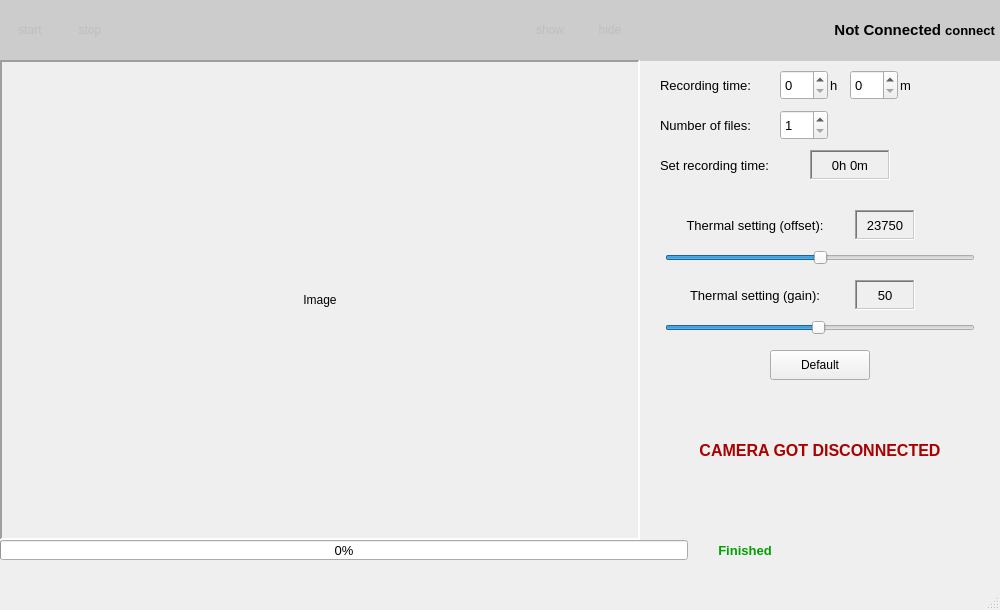
First picture: the form in sleepmonitormain.ui, repository Schmidt9898/qt_sleepmonitor, before the edit.
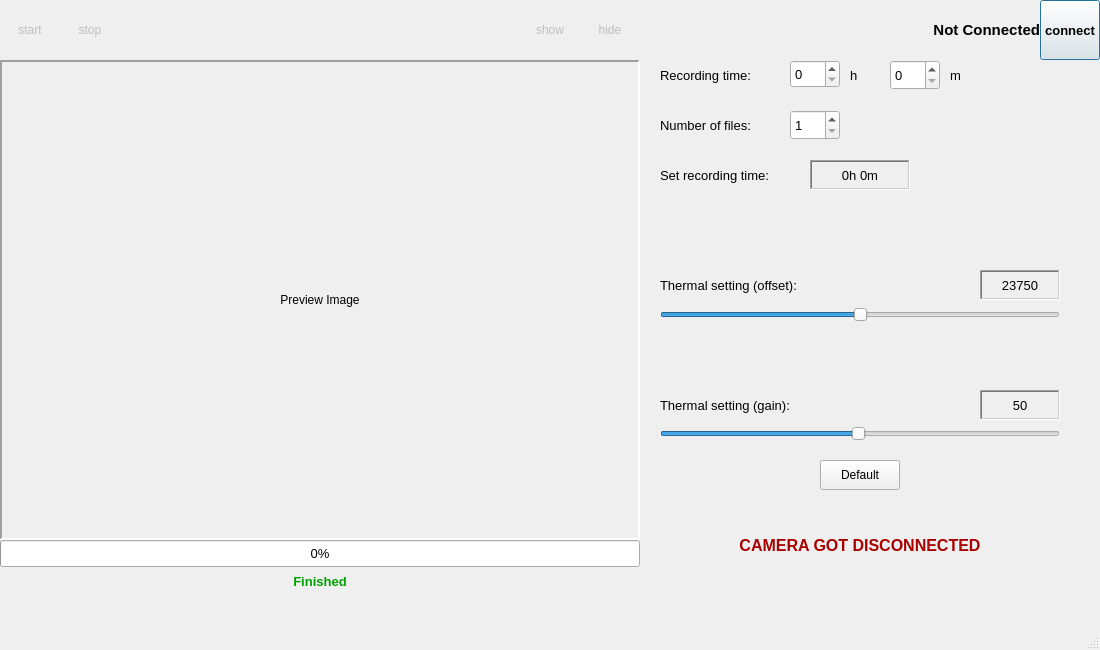
Second picture: the form after the edit.

Diff of the .ui file:
```diff
--- a/sleepmonitormain.ui
+++ b/sleepmonitormain.ui
@@ -12,8 +12,8 @@
    <rect>
     <x>0</x>
     <y>0</y>
-    <width>1000</width>
-    <height>610</height>
+    <width>1100</width>
+    <height>650</height>
    </rect>
   </property>
   <property name="sizePolicy">
@@ -24,14 +24,14 @@
   </property>
   <property name="minimumSize">
    <size>
-    <width>1000</width>
-    <height>0</height>
+    <width>1100</width>
+    <height>650</height>
    </size>
   </property>
   <property name="maximumSize">
    <size>
-    <width>1000</width>
-    <height>16777215</height>
+    <width>1100</width>
+    <height>650</height>
    </size>
   </property>
   <property name="contextMenuPolicy">
@@ -44,6 +44,37 @@
    <enum>QTabWidget::Rounded</enum>
   </property>
   <widget class="QWidget" name="centralwidget">
+   <widget class="QLabel" name="disconnectedLabel">
+    <property name="geometry">
+     <rect>
+      <x>710</x>
+      <y>530</y>
+      <width>300</width>
+      <height>30</height>
+     </rect>
+    </property>
+    <property name="font">
+     <font>
+      <pointsize>12</pointsize>
+      <bold>true</bold>
+     </font>
+    </property>
+    <property name="styleSheet">
+     <string notr="true">color: rgb(170, 0, 0);</string>
+    </property>
+    <property name="frameShape">
+     <enum>QFrame::NoFrame</enum>
+    </property>
+    <property name="frameShadow">
+     <enum>QFrame::Plain</enum>
+    </property>
+    <property name="text">
+     <string>CAMERA GOT DISCONNECTED</string>
+    </property>
+    <property name="alignment">
+     <set>Qt::AlignCenter</set>
+    </property>
+   </widget>
    <widget class="QPushButton" name="startRecordingButton">
     <property name="enabled">
      <bool>false</bool>
@@ -56,6 +87,18 @@
       <height>60</height>
      </rect>
     </property>
+    <property name="minimumSize">
+     <size>
+      <width>60</width>
+      <height>60</height>
+     </size>
+    </property>
+    <property name="maximumSize">
+     <size>
+      <width>60</width>
+      <height>60</height>
+     </size>
+    </property>
     <property name="font">
      <font>
       <family>Arial</family>
@@ -86,6 +129,24 @@
       <height>60</height>
      </rect>
     </property>
+    <property name="sizePolicy">
+     <sizepolicy hsizetype="Minimum" vsizetype="Fixed">
+      <horstretch>0</horstretch>
+      <verstretch>0</verstretch>
+     </sizepolicy>
+    </property>
+    <property name="minimumSize">
+     <size>
+      <width>60</width>
+      <height>60</height>
+     </size>
+    </property>
+    <property name="maximumSize">
+     <size>
+      <width>60</width>
+      <height>60</height>
+     </size>
+    </property>
     <property name="font">
      <font>
       <family>Arial</family>
@@ -116,6 +177,18 @@
       <height>60</height>
      </rect>
     </property>
+    <property name="minimumSize">
+     <size>
+      <width>60</width>
+      <height>60</height>
+     </size>
+    </property>
+    <property name="maximumSize">
+     <size>
+      <width>60</width>
+      <height>60</height>
+     </size>
+    </property>
     <property name="font">
      <font>
       <family>Arial</family>
@@ -146,6 +219,18 @@
       <height>60</height>
      </rect>
     </property>
+    <property name="minimumSize">
+     <size>
+      <width>60</width>
+      <height>60</height>
+     </size>
+    </property>
+    <property name="maximumSize">
+     <size>
+      <width>60</width>
+      <height>60</height>
+     </size>
+    </property>
     <property name="font">
      <font>
       <family>Arial</family>
@@ -164,118 +249,161 @@
      <bool>true</bool>
     </property>
    </widget>
-   <widget class="QSlider" name="offsetSlider">
+   <widget class="QLabel" name="connectionStateLabel">
     <property name="geometry">
      <rect>
-      <x>665</x>
-      <y>245</y>
-      <width>310</width>
-      <height>25</height>
+      <x>740</x>
+      <y>0</y>
+      <width>300</width>
+      <height>60</height>
      </rect>
     </property>
-    <property name="font">
-     <font>
-      <family>Arial</family>
-     </font>
+    <property name="minimumSize">
+     <size>
+      <width>300</width>
+      <height>60</height>
+     </size>
     </property>
-    <property name="minimum">
-     <number>22500</number>
+    <property name="maximumSize">
+     <size>
+      <width>300</width>
+      <height>60</height>
+     </size>
     </property>
-    <property name="maximum">
-     <number>25000</number>
-    </property>
-    <property name="value">
-     <number>23750</number>
-    </property>
-    <property name="orientation">
-     <enum>Qt::Horizontal</enum>
-    </property>
-   </widget>
-   <widget class="QLabel" name="offsetLabel">
-    <property name="geometry">
-     <rect>
-      <x>665</x>
-      <y>210</y>
-      <width>180</width>
-      <height>30</height>
-     </rect>
-    </property>
     <property name="font">
      <font>
-      <family>Arial</family>
-      <pointsize>10</pointsize>
+      <pointsize>11</pointsize>
+      <bold>true</bold>
      </font>
     </property>
     <property name="text">
-     <string>Thermal setting (offset):</string>
+     <string>Not Connected</string>
     </property>
     <property name="alignment">
-     <set>Qt::AlignCenter</set>
+     <set>Qt::AlignRight|Qt::AlignTrailing|Qt::AlignVCenter</set>
     </property>
+    <property name="margin">
+     <number>20</number>
+    </property>
    </widget>
-   <widget class="QSlider" name="gainSlider">
+   <widget class="QPushButton" name="connectButton">
     <property name="geometry">
      <rect>
-      <x>665</x>
-      <y>315</y>
-      <width>310</width>
-      <height>25</height>
+      <x>1040</x>
+      <y>0</y>
+      <width>60</width>
+      <height>60</height>
      </rect>
     </property>
-    <property name="font">
-     <font>
-      <family>Arial</family>
-     </font>
+    <property name="sizePolicy">
+     <sizepolicy hsizetype="Minimum" vsizetype="Fixed">
+      <horstretch>0</horstretch>
+      <verstretch>0</verstretch>
+     </sizepolicy>
     </property>
-    <property name="minimum">
-     <number>1</number>
+    <property name="minimumSize">
+     <size>
+      <width>60</width>
+      <height>60</height>
+     </size>
     </property>
-    <property name="maximum">
-     <number>100</number>
+    <property name="maximumSize">
+     <size>
+      <width>60</width>
+      <height>60</height>
+     </size>
     </property>
-    <property name="value">
-     <number>50</number>
-    </property>
-    <property name="orientation">
-     <enum>Qt::Horizontal</enum>
-    </property>
-   </widget>
-   <widget class="QLabel" name="gainLabel">
-    <property name="geometry">
-     <rect>
-      <x>665</x>
-      <y>280</y>
-      <width>180</width>
-      <height>30</height>
-     </rect>
-    </property>
     <property name="font">
      <font>
-      <family>Arial</family>
       <pointsize>10</pointsize>
+      <bold>true</bold>
      </font>
     </property>
     <property name="text">
-     <string>Thermal setting (gain):</string>
+     <string>connect</string>
     </property>
-    <property name="textFormat">
-     <enum>Qt::AutoText</enum>
+    <property name="iconSize">
+     <size>
+      <width>50</width>
+      <height>50</height>
+     </size>
     </property>
-    <property name="alignment">
-     <set>Qt::AlignCenter</set>
-    </property>
-   </widget>
-   <widget class="QProgressBar" name="recordingProgressBar">
-    <property name="enabled">
+    <property name="default">
      <bool>true</bool>
     </property>
+    <property name="flat">
+     <bool>false</bool>
+    </property>
+   </widget>
+   <widget class="QLabel" name="imageLabel">
     <property name="geometry">
      <rect>
       <x>0</x>
-      <y>540</y>
-      <width>688</width>
-      <height>20</height>
+      <y>60</y>
+      <width>640</width>
+      <height>480</height>
      </rect>
+    </property>
+    <property name="sizePolicy">
+     <sizepolicy hsizetype="Preferred" vsizetype="Preferred">
+      <horstretch>0</horstretch>
+      <verstretch>0</verstretch>
+     </sizepolicy>
+    </property>
+    <property name="minimumSize">
+     <size>
+      <width>640</width>
+      <height>480</height>
+     </size>
+    </property>
+    <property name="maximumSize">
+     <size>
+      <width>640</width>
+      <height>485</height>
+     </size>
+    </property>
+    <property name="sizeIncrement">
+     <size>
+      <width>0</width>
+      <height>0</height>
+     </size>
+    </property>
+    <property name="baseSize">
+     <size>
+      <width>0</width>
+      <height>0</height>
+     </size>
+    </property>
+    <property name="frameShape">
+     <enum>QFrame::Panel</enum>
+    </property>
+    <property name="frameShadow">
+     <enum>QFrame::Sunken</enum>
+    </property>
+    <property name="lineWidth">
+     <number>2</number>
+    </property>
+    <property name="text">
+     <string>Preview Image</string>
+    </property>
+    <property name="alignment">
+     <set>Qt::AlignCenter</set>
+    </property>
+   </widget>
+   <widget class="QLabel" name="recordTimeLabel">
+    <property name="geometry">
+     <rect>
+      <x>660</x>
+      <y>60</y>
+      <width>120</width>
+      <height>30</height>
+     </rect>
+    </property>
+    <property name="maximumSize">
+     <size>
+      <width>120</width>
+      <height>16777215</height>
+     </size>
     </property>
     <property name="font">
      <font>
@@ -283,63 +411,47 @@
       <pointsize>10</pointsize>
      </font>
     </property>
-    <property name="value">
-     <number>0</number>
-    </property>
-    <property name="orientation">
-     <enum>Qt::Horizontal</enum>
-    </property>
-    <property name="textDirection">
-     <enum>QProgressBar::TopToBottom</enum>
-    </property>
-    <property name="format">
-     <string>%p%</string>
+    <property name="text">
+     <string>Recording time:</string>
     </property>
    </widget>
    <widget class="QSpinBox" name="recordTimeHour">
     <property name="geometry">
      <rect>
-      <x>780</x>
-      <y>70</y>
-      <width>48</width>
-      <height>30</height>
+      <x>790</x>
+      <y>60</y>
+      <width>50</width>
+      <height>28</height>
      </rect>
     </property>
-    <property name="font">
-     <font>
-      <family>Arial</family>
-      <pointsize>10</pointsize>
-     </font>
+    <property name="maximumSize">
+     <size>
+      <width>50</width>
+      <height>16777215</height>
+     </size>
     </property>
-   </widget>
-   <widget class="QSpinBox" name="recordTimeMin">
-    <property name="geometry">
-     <rect>
-      <x>850</x>
-      <y>70</y>
-      <width>48</width>
-      <height>30</height>
-     </rect>
-    </property>
     <property name="font">
      <font>
       <family>Arial</family>
       <pointsize>10</pointsize>
      </font>
     </property>
-    <property name="maximum">
-     <number>60</number>
-    </property>
    </widget>
    <widget class="QLabel" name="hourLabel">
     <property name="geometry">
      <rect>
-      <x>830</x>
-      <y>70</y>
+      <x>850</x>
+      <y>60</y>
       <width>20</width>
-      <height>30</height>
+      <height>31</height>
      </rect>
     </property>
+    <property name="maximumSize">
+     <size>
+      <width>20</width>
+      <height>16777215</height>
+     </size>
+    </property>
     <property name="font">
      <font>
       <family>Arial</family>
@@ -350,15 +462,46 @@
      <string>h</string>
     </property>
    </widget>
+   <widget class="QSpinBox" name="recordTimeMin">
+    <property name="geometry">
+     <rect>
+      <x>890</x>
+      <y>60</y>
+      <width>50</width>
+      <height>30</height>
+     </rect>
+    </property>
+    <property name="maximumSize">
+     <size>
+      <width>50</width>
+      <height>16777215</height>
+     </size>
+    </property>
+    <property name="font">
+     <font>
+      <family>Arial</family>
+      <pointsize>10</pointsize>
+     </font>
+    </property>
+    <property name="maximum">
+     <number>60</number>
+    </property>
+   </widget>
    <widget class="QLabel" name="minuteLabel">
     <property name="geometry">
      <rect>
-      <x>900</x>
-      <y>70</y>
-      <width>20</width>
+      <x>950</x>
+      <y>60</y>
+      <width>16</width>
       <height>30</height>
      </rect>
     </property>
+    <property name="maximumSize">
+     <size>
+      <width>20</width>
+      <height>16777215</height>
+     </size>
+    </property>
     <property name="font">
      <font>
       <family>Arial</family>
@@ -369,25 +512,6 @@
      <string>m</string>
     </property>
    </widget>
-   <widget class="QLabel" name="recordTimeLabel">
-    <property name="geometry">
-     <rect>
-      <x>660</x>
-      <y>70</y>
-      <width>120</width>
-      <height>30</height>
-     </rect>
-    </property>
-    <property name="font">
-     <font>
-      <family>Arial</family>
-      <pointsize>10</pointsize>
-     </font>
-    </property>
-    <property name="text">
-     <string>Recording time:</string>
-    </property>
-   </widget>
    <widget class="QLabel" name="partsLabel">
     <property name="geometry">
      <rect>
@@ -397,6 +521,12 @@
       <height>30</height>
      </rect>
     </property>
+    <property name="maximumSize">
+     <size>
+      <width>120</width>
+      <height>16777215</height>
+     </size>
+    </property>
     <property name="font">
      <font>
       <family>Arial</family>
@@ -410,12 +540,18 @@
    <widget class="QSpinBox" name="recordParts">
     <property name="geometry">
      <rect>
-      <x>780</x>
+      <x>790</x>
       <y>110</y>
-      <width>48</width>
+      <width>50</width>
       <height>30</height>
      </rect>
     </property>
+    <property name="maximumSize">
+     <size>
+      <width>50</width>
+      <height>16777215</height>
+     </size>
+    </property>
     <property name="font">
      <font>
       <family>Arial</family>
@@ -433,10 +569,16 @@
     <property name="geometry">
      <rect>
       <x>660</x>
-      <y>150</y>
+      <y>160</y>
+      <width>140</width>
+      <height>30</height>
+     </rect>
+    </property>
+    <property name="maximumSize">
+     <size>
       <width>150</width>
-      <height>30</height>
-     </rect>
+      <height>16777215</height>
+     </size>
     </property>
     <property name="font">
      <font>
@@ -452,11 +594,23 @@
     <property name="geometry">
      <rect>
       <x>810</x>
-      <y>150</y>
-      <width>80</width>
+      <y>160</y>
+      <width>100</width>
       <height>30</height>
      </rect>
     </property>
+    <property name="minimumSize">
+     <size>
+      <width>100</width>
+      <height>30</height>
+     </size>
+    </property>
+    <property name="maximumSize">
+     <size>
+      <width>100</width>
+      <height>30</height>
+     </size>
+    </property>
     <property name="font">
      <font>
       <family>Arial</family>
@@ -477,62 +631,76 @@
      <set>Qt::AlignCenter</set>
     </property>
    </widget>
-   <widget class="QFrame" name="imageFrame">
+   <widget class="QLabel" name="offsetLabel">
     <property name="geometry">
      <rect>
-      <x>0</x>
-      <y>60</y>
-      <width>640</width>
-      <height>480</height>
+      <x>660</x>
+      <y>270</y>
+      <width>200</width>
+      <height>30</height>
      </rect>
     </property>
-    <property name="autoFillBackground">
-     <bool>false</bool>
+    <property name="minimumSize">
+     <size>
+      <width>200</width>
+      <height>0</height>
+     </size>
     </property>
-    <property name="frameShape">
-     <enum>QFrame::Panel</enum>
+    <property name="maximumSize">
+     <size>
+      <width>200</width>
+      <height>16777215</height>
+     </size>
     </property>
-    <property name="frameShadow">
-     <enum>QFrame::Sunken</enum>
+    <property name="font">
+     <font>
+      <family>Arial</family>
+      <pointsize>10</pointsize>
+     </font>
     </property>
-    <property name="lineWidth">
-     <number>2</number>
+    <property name="text">
+     <string>Thermal setting (offset):</string>
     </property>
-    <property name="midLineWidth">
-     <number>0</number>
+    <property name="alignment">
+     <set>Qt::AlignLeading|Qt::AlignLeft|Qt::AlignVCenter</set>
     </property>
-    <widget class="QLabel" name="imageLabel">
-     <property name="geometry">
-      <rect>
-       <x>0</x>
-       <y>0</y>
-       <width>640</width>
-       <height>480</height>
-      </rect>
-     </property>
-     <property name="text">
-      <string>Image</string>
-     </property>
-     <property name="alignment">
-      <set>Qt::AlignCenter</set>
-     </property>
-    </widget>
    </widget>
    <widget class="QLabel" name="offsetValueLabel">
     <property name="geometry">
      <rect>
-      <x>855</x>
-      <y>210</y>
-      <width>60</width>
+      <x>980</x>
+      <y>270</y>
+      <width>80</width>
       <height>30</height>
      </rect>
     </property>
+    <property name="minimumSize">
+     <size>
+      <width>0</width>
+      <height>0</height>
+     </size>
+    </property>
+    <property name="maximumSize">
+     <size>
+      <width>16777215</width>
+      <height>16777215</height>
+     </size>
+    </property>
     <property name="font">
      <font>
       <family>Arial</family>
       <pointsize>10</pointsize>
      </font>
     </property>
+    <property name="frameShape">
+     <enum>QFrame::WinPanel</enum>
+    </property>
+    <property name="frameShadow">
+     <enum>QFrame::Sunken</enum>
+    </property>
+    <property name="lineWidth">
+     <number>1</number>
+    </property>
     <property name="text">
      <string>23750</string>
     </property>
@@ -540,21 +708,109 @@
      <set>Qt::AlignCenter</set>
     </property>
    </widget>
+   <widget class="QSlider" name="offsetSlider">
+    <property name="geometry">
+     <rect>
+      <x>660</x>
+      <y>300</y>
+      <width>400</width>
+      <height>30</height>
+     </rect>
+    </property>
+    <property name="minimumSize">
+     <size>
+      <width>310</width>
+      <height>0</height>
+     </size>
+    </property>
+    <property name="font">
+     <font>
+      <family>Arial</family>
+     </font>
+    </property>
+    <property name="minimum">
+     <number>22500</number>
+    </property>
+    <property name="maximum">
+     <number>25000</number>
+    </property>
+    <property name="value">
+     <number>23750</number>
+    </property>
+    <property name="orientation">
+     <enum>Qt::Horizontal</enum>
+    </property>
+   </widget>
+   <widget class="QLabel" name="gainLabel">
+    <property name="geometry">
+     <rect>
+      <x>660</x>
+      <y>390</y>
+      <width>200</width>
+      <height>30</height>
+     </rect>
+    </property>
+    <property name="minimumSize">
+     <size>
+      <width>0</width>
+      <height>0</height>
+     </size>
+    </property>
+    <property name="maximumSize">
+     <size>
+      <width>16777215</width>
+      <height>16777215</height>
+     </size>
+    </property>
+    <property name="font">
+     <font>
+      <family>Arial</family>
+      <pointsize>10</pointsize>
+     </font>
+    </property>
+    <property name="text">
+     <string>Thermal setting (gain):</string>
+    </property>
+    <property name="textFormat">
+     <enum>Qt::AutoText</enum>
+    </property>
+    <property name="alignment">
+     <set>Qt::AlignLeading|Qt::AlignLeft|Qt::AlignVCenter</set>
+    </property>
+   </widget>
    <widget class="QLabel" name="gainValueLabel">
     <property name="geometry">
      <rect>
-      <x>855</x>
-      <y>280</y>
-      <width>60</width>
+      <x>980</x>
+      <y>390</y>
+      <width>80</width>
       <height>30</height>
      </rect>
     </property>
+    <property name="minimumSize">
+     <size>
+      <width>0</width>
+      <height>0</height>
+     </size>
+    </property>
+    <property name="maximumSize">
+     <size>
+      <width>16777215</width>
+      <height>16777215</height>
+     </size>
+    </property>
     <property name="font">
      <font>
       <family>Arial</family>
       <pointsize>10</pointsize>
      </font>
     </property>
+    <property name="frameShape">
+     <enum>QFrame::WinPanel</enum>
+    </property>
+    <property name="frameShadow">
+     <enum>QFrame::Sunken</enum>
+    </property>
     <property name="text">
      <string>50</string>
     </property>
@@ -562,36 +818,93 @@
      <set>Qt::AlignCenter</set>
     </property>
    </widget>
-   <widget class="QFrame" name="offsetFrame">
+   <widget class="QSlider" name="gainSlider">
     <property name="geometry">
      <rect>
-      <x>855</x>
-      <y>210</y>
-      <width>60</width>
+      <x>660</x>
+      <y>419</y>
+      <width>400</width>
       <height>30</height>
      </rect>
     </property>
-    <property name="frameShape">
-     <enum>QFrame::WinPanel</enum>
+    <property name="minimumSize">
+     <size>
+      <width>0</width>
+      <height>0</height>
+     </size>
     </property>
-    <property name="frameShadow">
-     <enum>QFrame::Sunken</enum>
+    <property name="font">
+     <font>
+      <family>Arial</family>
+     </font>
     </property>
+    <property name="minimum">
+     <number>1</number>
+    </property>
+    <property name="maximum">
+     <number>100</number>
+    </property>
+    <property name="value">
+     <number>50</number>
+    </property>
+    <property name="orientation">
+     <enum>Qt::Horizontal</enum>
+    </property>
    </widget>
-   <widget class="QFrame" name="gainFrame">
+   <widget class="QPushButton" name="defaultButton">
     <property name="geometry">
      <rect>
-      <x>855</x>
-      <y>280</y>
-      <width>60</width>
+      <x>820</x>
+      <y>460</y>
+      <width>80</width>
       <height>30</height>
      </rect>
     </property>
-    <property name="frameShape">
-     <enum>QFrame::WinPanel</enum>
+    <property name="text">
+     <string>Default</string>
     </property>
-    <property name="frameShadow">
-     <enum>QFrame::Sunken</enum>
+   </widget>
+   <widget class="QProgressBar" name="recordingProgressBar">
+    <property name="enabled">
+     <bool>true</bool>
+    </property>
+    <property name="geometry">
+     <rect>
+      <x>0</x>
+      <y>540</y>
+      <width>640</width>
+      <height>27</height>
+     </rect>
+    </property>
+    <property name="minimumSize">
+     <size>
+      <width>640</width>
+      <height>20</height>
+     </size>
+    </property>
+    <property name="maximumSize">
+     <size>
+      <width>16777215</width>
+      <height>30</height>
+     </size>
+    </property>
+    <property name="font">
+     <font>
+      <family>Arial</family>
+      <pointsize>10</pointsize>
+     </font>
+    </property>
+    <property name="value">
+     <number>0</number>
+    </property>
+    <property name="orientation">
+     <enum>Qt::Horizontal</enum>
+    </property>
+    <property name="textDirection">
+     <enum>QProgressBar::TopToBottom</enum>
+    </property>
+    <property name="format">
+     <string>%p%</string>
     </property>
    </widget>
    <widget class="QLabel" name="recordingFinishedLabel">
@@ -600,12 +913,24 @@
     </property>
     <property name="geometry">
      <rect>
-      <x>700</x>
-      <y>540</y>
-      <width>90</width>
-      <height>20</height>
+      <x>220</x>
+      <y>570</y>
+      <width>200</width>
+      <height>23</height>
      </rect>
     </property>
+    <property name="minimumSize">
+     <size>
+      <width>200</width>
+      <height>20</height>
+     </size>
+    </property>
+    <property name="maximumSize">
+     <size>
+      <width>16777215</width>
+      <height>30</height>
+     </size>
+    </property>
     <property name="font">
      <font>
       <pointsize>10</pointsize>
@@ -623,178 +948,16 @@
      <set>Qt::AlignCenter</set>
     </property>
    </widget>
-   <widget class="QPushButton" name="defaultButton">
-    <property name="geometry">
-     <rect>
-      <x>770</x>
-      <y>350</y>
-      <width>100</width>
-      <height>30</height>
-     </rect>
-    </property>
-    <property name="text">
-     <string>Default</string>
-    </property>
-   </widget>
-   <widget class="QLabel" name="disconnectedLabel">
-    <property name="geometry">
-     <rect>
-      <x>650</x>
-      <y>410</y>
-      <width>340</width>
-      <height>80</height>
-     </rect>
-    </property>
-    <property name="font">
-     <font>
-      <pointsize>12</pointsize>
-      <bold>true</bold>
-     </font>
-    </property>
-    <property name="styleSheet">
-     <string notr="true">color: rgb(170, 0, 0);</string>
-    </property>
-    <property name="frameShape">
-     <enum>QFrame::NoFrame</enum>
-    </property>
-    <property name="frameShadow">
-     <enum>QFrame::Plain</enum>
-    </property>
-    <property name="text">
-     <string>CAMERA GOT DISCONNECTED</string>
-    </property>
-    <property name="alignment">
-     <set>Qt::AlignCenter</set>
-    </property>
-   </widget>
-   <widget class="QFrame" name="toolbarFrame">
-    <property name="geometry">
-     <rect>
-      <x>0</x>
-      <y>0</y>
-      <width>1001</width>
-      <height>61</height>
-     </rect>
-    </property>
-    <property name="styleSheet">
-     <string notr="true">background-color: rgb(204, 204, 204);</string>
-    </property>
-    <property name="frameShape">
-     <enum>QFrame::NoFrame</enum>
-    </property>
-    <property name="frameShadow">
-     <enum>QFrame::Plain</enum>
-    </property>
-    <widget class="QPushButton" name="connectButton">
-     <property name="geometry">
-      <rect>
-       <x>940</x>
-       <y>0</y>
-       <width>60</width>
-       <height>60</height>
-      </rect>
-     </property>
-     <property name="font">
-      <font>
-       <family>Arial</family>
-       <pointsize>10</pointsize>
-       <bold>true</bold>
-      </font>
-     </property>
-     <property name="styleSheet">
-      <string notr="true">color: rgb(0, 0, 0);</string>
-     </property>
-     <property name="text">
-      <string>connect</string>
-     </property>
-     <property name="iconSize">
-      <size>
-       <width>50</width>
-       <height>50</height>
-      </size>
-     </property>
-     <property name="checkable">
-      <bool>false</bool>
-     </property>
-     <property name="autoDefault">
-      <bool>false</bool>
-     </property>
-     <property name="default">
-      <bool>false</bool>
-     </property>
-     <property name="flat">
-      <bool>true</bool>
-     </property>
-    </widget>
-    <widget class="QLabel" name="connectionStateLabel">
-     <property name="geometry">
-      <rect>
-       <x>640</x>
-       <y>0</y>
-       <width>301</width>
-       <height>60</height>
-      </rect>
-     </property>
-     <property name="font">
-      <font>
-       <pointsize>11</pointsize>
-       <bold>true</bold>
-      </font>
-     </property>
-     <property name="styleSheet">
-      <string notr="true">color: rgb(0, 0, 0);</string>
-     </property>
-     <property name="text">
-      <string>Not Connected</string>
-     </property>
-     <property name="scaledContents">
-      <bool>false</bool>
-     </property>
-     <property name="alignment">
-      <set>Qt::AlignRight|Qt::AlignTrailing|Qt::AlignVCenter</set>
-     </property>
-     <property name="margin">
-      <number>10</number>
-     </property>
-     <property name="indent">
-      <number>0</number>
-     </property>
-    </widget>
-   </widget>
-   <zorder>toolbarFrame</zorder>
-   <zorder>startRecordingButton</zorder>
-   <zorder>stopRecordingButton</zorder>
-   <zorder>offsetSlider</zorder>
-   <zorder>offsetLabel</zorder>
-   <zorder>gainSlider</zorder>
-   <zorder>gainLabel</zorder>
-   <zorder>recordingProgressBar</zorder>
-   <zorder>recordTimeHour</zorder>
-   <zorder>recordTimeMin</zorder>
-   <zorder>hourLabel</zorder>
-   <zorder>minuteLabel</zorder>
-   <zorder>recordTimeLabel</zorder>
-   <zorder>partsLabel</zorder>
-   <zorder>recordParts</zorder>
-   <zorder>setRecordTimeLabel</zorder>
-   <zorder>timeValueLabel</zorder>
-   <zorder>imageFrame</zorder>
-   <zorder>offsetValueLabel</zorder>
-   <zorder>gainValueLabel</zorder>
-   <zorder>offsetFrame</zorder>
-   <zorder>gainFrame</zorder>
-   <zorder>recordingFinishedLabel</zorder>
-   <zorder>defaultButton</zorder>
    <zorder>disconnectedLabel</zorder>
-   <zorder>showPreviewButton</zorder>
-   <zorder>hidePreviewButton</zorder>
+   <zorder></zorder>
+   <zorder></zorder>
   </widget>
   <widget class="QMenuBar" name="menubar">
    <property name="geometry">
     <rect>
      <x>0</x>
      <y>0</y>
-     <width>1000</width>
+     <width>1100</width>
      <height>25</height>
     </rect>
    </property>
```
